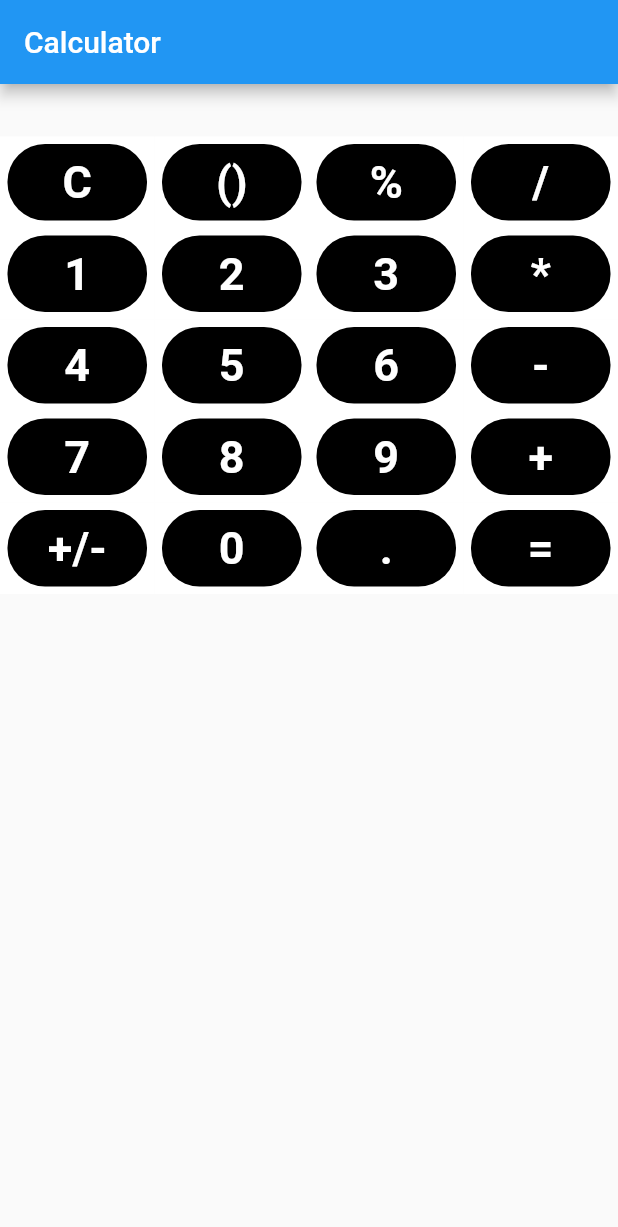
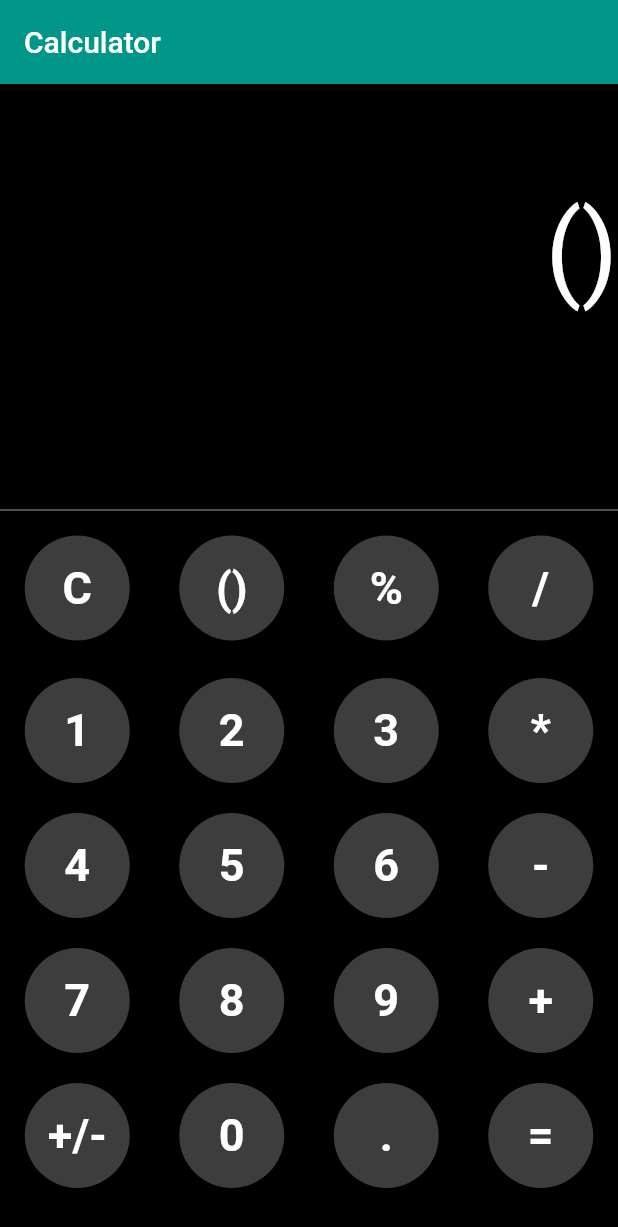
Before and after one commit to dartblack/calculator, a Flutter app: the screen it shows after launch, after a tap on "()", on a phone screen of 412 x 824 dp. Shown: the top 1227 px of the screen. Run offline on Flutter 3.47's test engine with Material 2 defaults, Android fonts, the phone set to English and light mode, and no system bars; our stand-ins replace math_expressions.

```diff
--- a/lib/main.dart
+++ b/lib/main.dart
@@ -1,3 +1,5 @@
+import 'dart:ui';
+
 import 'package:calculator/service/calculator.dart';
 import 'package:calculator/widgets/calcTable_widget.dart';
 import 'package:flutter/material.dart';
@@ -16,7 +18,7 @@ class MyApp extends StatelessWidget {
       title: 'Calculator',
       debugShowCheckedModeBanner: false,
       theme: ThemeData(
-        primarySwatch: Colors.blue,
+        primarySwatch: Colors.teal,
       ),
       home: const MyHomePage(title: 'Calculator'),
     );
@@ -34,8 +36,10 @@ class MyHomePage extends StatefulWidget {
 class _MyHomePageState extends State<MyHomePage> {
   final myCalculator = MyCalculator();
 
-  void _refresh() {
-    setState(() {});
+  void _refresh(String operation) {
+    setState(() {
+      myCalculator.makeNumberAction(operation);
+    });
   }
 
   @override
@@ -44,20 +48,55 @@ class _MyHomePageState extends State<MyHomePage> {
         appBar: AppBar(
           title: Text(widget.title),
         ),
-      body: Table(
+        backgroundColor: Colors.black,
+        body: Column(
+          mainAxisAlignment: MainAxisAlignment.center,
           children: [
-          TableRow(children: [
-            Text(
+            SizedBox(
+              width: MediaQuery.of(context).size.width,
+              height: MediaQuery.of(context).size.height / 2 - 200,
+              child: Table(
+                children: [
+                  TableRow(
+                    children: [
+                      Padding(
+                        padding: const EdgeInsets.only(bottom: 50),
+                        child: Text(
                           myCalculator.currentCalcString,
-              style: const TextStyle(color: Colors.green, fontSize: 30),
                           textAlign: TextAlign.right,
+                          style: const TextStyle(
+                            color: Colors.white,
+                            fontSize: 70,
                           ),
-          ]),
-          TableRow(children: [
-            calcTable(myCalculator, _refresh),
-          ])
+                        ),
+                      ),
                     ],
                   ),
-    );
+                  TableRow(
+                    children: [
+                      Text(
+                        myCalculator.sum.toString(),
+                        textAlign: TextAlign.right,
+                        style: const TextStyle(
+                          color: Colors.white54,
+                          fontSize: 50,
+                        ),
+                      ),
+                    ],
+                  ),
+                ],
+              ),
+            ),
+            const Divider(
+              color: Colors.grey,
+              height: 4,
+            ),
+            SizedBox(
+              width: MediaQuery.of(context).size.width,
+              height: MediaQuery.of(context).size.height / 2,
+              child: calcTable(myCalculator, _refresh),
+            ),
+          ],
+        ));
   }
 }
--- a/lib/service/calculator.dart
+++ b/lib/service/calculator.dart
@@ -10,29 +10,30 @@ class MyCalculator {
   static const String clear = 'C';
   static const String nails = '()';
   static const String percent = '%';
+  static const String polarity = '+/-';
 
-  double sum = 0;
+  String sum = '';
   var calcHistory = <CalcHistory>[];
   String currentCalcString = '';
   String? error;
 
-  makeNumberAction(String number) {
-    currentCalcString += number;
-  }
-
-  makeMathAction(String operator) {
+  makeNumberAction(String operator) {
     switch (operator) {
-      case MyCalculator.plus:
-      case MyCalculator.minus:
-      case MyCalculator.multiply:
-      case MyCalculator.division:
-        currentCalcString += operator;
-        break;
       case MyCalculator.equal:
         makeEqual();
         break;
       case MyCalculator.clear:
         clearResults();
+        break;
+      case MyCalculator.polarity:
+        if (currentCalcString.startsWith('(-')) {
+          currentCalcString.replaceFirst('(-', '');
+        } else {
+          currentCalcString = '(-' + currentCalcString;
+        }
+        break;
+      default:
+        currentCalcString += operator;
         break;
     }
   }
@@ -42,14 +43,11 @@ class MyCalculator {
       Parser p = Parser();
       Expression exp = p.parse(currentCalcString);
       ContextModel num = ContextModel();
-      sum = exp.evaluate(EvaluationType.REAL, num);
-      String sumString = sum.toString();
-      addHistory(currentCalcString, sumString);
-      currentCalcString = sumString;
-    } on ArgumentError {
-      error = 'Invalid Format';
-    } on StateError {
-      error = 'Invalid State';
+      sum = exp.evaluate(EvaluationType.REAL, num).toString();
+      addHistory(currentCalcString, sum);
+      currentCalcString = sum;
+    } catch (e) {
+      error = e.toString();
     }
   }
 
@@ -58,7 +56,7 @@ class MyCalculator {
   }
 
   clearResults() {
-    sum = 0;
+    sum = '';
     currentCalcString = '';
   }
 
--- a/lib/widgets/calcButton_widget.dart
+++ b/lib/widgets/calcButton_widget.dart
@@ -1,23 +1,23 @@
 import 'package:flutter/material.dart';
 
-Widget calcNumberButton(String title, Function calcFunction, Function refresh) {
-  return Container(
-      color: Colors.white,
-      padding: const EdgeInsets.all(5.0),
-      child: TextButton(
-        style: TextButton.styleFrom(
-            backgroundColor: Colors.black,
-            shape: RoundedRectangleBorder(
-              borderRadius: BorderRadius.circular(25.0),
-            )),
-        onPressed: () {
-          calcFunction(title);
-          refresh();
-        },
-        child: Text(
-          title,
-          style: const TextStyle(
-              fontSize: 30, fontWeight: FontWeight.bold, color: Colors.white),
+Widget calcNumberButton(String title, Function callback) {
+  return ElevatedButton(
+      style: ElevatedButton.styleFrom(
+        shape: const CircleBorder(),
+        onPrimary: Colors.grey,
+        primary: Colors.white24,
+        minimumSize: const Size(70, 70),
+      ),
+      onPressed: () {
+        callback(title);
+      },
+      child: Text(
+        title,
+        style: const TextStyle(
+          fontSize: 30,
+          fontWeight: FontWeight.bold,
+          color: Colors.white,
         ),
+        textAlign: TextAlign.center,
       ));
 }
--- a/lib/widgets/calcTable_widget.dart
+++ b/lib/widgets/calcTable_widget.dart
@@ -5,43 +5,97 @@ import 'package:flutter/material.dart';
 Widget calcTable(MyCalculator myCalculator, Function refresh) {
   return Table(
     children: [
+      TableRow(
+        children: [
+          Padding(
+            padding: const EdgeInsets.all(15),
+            child: calcNumberButton(MyCalculator.clear, refresh),
+          ),
+          Padding(
+            padding: const EdgeInsets.all(15),
+            child: calcNumberButton(MyCalculator.nails, refresh),
+          ),
+          Padding(
+            padding: const EdgeInsets.all(15),
+            child: calcNumberButton(MyCalculator.percent, refresh),
+          ),
+          Padding(
+            padding: const EdgeInsets.all(15),
+            child: calcNumberButton(MyCalculator.division, refresh),
+          ),
+        ],
+      ),
       TableRow(children: [
-        calcNumberButton(
-            MyCalculator.clear, myCalculator.makeMathAction, refresh),
-        calcNumberButton(
-            MyCalculator.nails, myCalculator.makeMathAction, refresh),
-        calcNumberButton(
-            MyCalculator.percent, myCalculator.makeMathAction, refresh),
-        calcNumberButton(
-            MyCalculator.division, myCalculator.makeMathAction, refresh),
+        Padding(
+          padding: const EdgeInsets.all(10),
+          child: calcNumberButton('1', refresh),
+        ),
+        Padding(
+          padding: const EdgeInsets.all(10),
+          child: calcNumberButton('2', refresh),
+        ),
+        Padding(
+          padding: const EdgeInsets.all(10),
+          child: calcNumberButton('3', refresh),
+        ),
+        Padding(
+          padding: const EdgeInsets.all(10),
+          child: calcNumberButton(MyCalculator.multiply, refresh),
+        ),
       ]),
       TableRow(children: [
-        calcNumberButton('1', myCalculator.makeNumberAction, refresh),
-        calcNumberButton('2', myCalculator.makeNumberAction, refresh),
-        calcNumberButton('3', myCalculator.makeNumberAction, refresh),
-        calcNumberButton(
-            MyCalculator.multiply, myCalculator.makeMathAction, refresh),
+        Padding(
+          padding: const EdgeInsets.all(10),
+          child: calcNumberButton('4', refresh),
+        ),
+        Padding(
+          padding: const EdgeInsets.all(10),
+          child: calcNumberButton('5', refresh),
+        ),
+        Padding(
+          padding: const EdgeInsets.all(10),
+          child: calcNumberButton('6', refresh),
+        ),
+        Padding(
+          padding: const EdgeInsets.all(10),
+          child: calcNumberButton(MyCalculator.minus, refresh),
+        ),
       ]),
       TableRow(children: [
-        calcNumberButton('4', myCalculator.makeNumberAction, refresh),
-        calcNumberButton('5', myCalculator.makeNumberAction, refresh),
-        calcNumberButton('6', myCalculator.makeNumberAction, refresh),
-        calcNumberButton(
-            MyCalculator.minus, myCalculator.makeMathAction, refresh),
+        Padding(
+          padding: const EdgeInsets.all(10),
+          child: calcNumberButton('7', refresh),
+        ),
+        Padding(
+          padding: const EdgeInsets.all(10),
+          child: calcNumberButton('8', refresh),
+        ),
+        Padding(
+          padding: const EdgeInsets.all(10),
+          child: calcNumberButton('9', refresh),
+        ),
+        Padding(
+          padding: const EdgeInsets.all(10),
+          child: calcNumberButton(MyCalculator.plus, refresh),
+        ),
       ]),
       TableRow(children: [
-        calcNumberButton('7', myCalculator.makeNumberAction, refresh),
-        calcNumberButton('8', myCalculator.makeNumberAction, refresh),
-        calcNumberButton('9', myCalculator.makeNumberAction, refresh),
-        calcNumberButton(
-            MyCalculator.plus, myCalculator.makeMathAction, refresh),
-      ]),
-      TableRow(children: [
-        calcNumberButton('+/-', myCalculator.makeNumberAction, refresh),
-        calcNumberButton('0', myCalculator.makeNumberAction, refresh),
-        calcNumberButton('.', myCalculator.makeNumberAction, refresh),
-        calcNumberButton(
-            MyCalculator.equal, myCalculator.makeMathAction, refresh),
+        Padding(
+          padding: const EdgeInsets.all(10),
+          child: calcNumberButton(MyCalculator.polarity, refresh),
+        ),
+        Padding(
+          padding: const EdgeInsets.all(10),
+          child: calcNumberButton('0', refresh),
+        ),
+        Padding(
+          padding: const EdgeInsets.all(10),
+          child: calcNumberButton('.', refresh),
+        ),
+        Padding(
+          padding: const EdgeInsets.all(10),
+          child: calcNumberButton(MyCalculator.equal, refresh),
+        ),
       ])
     ],
   );
```
Lines whose indentation alone changed are shown as unchanged.
